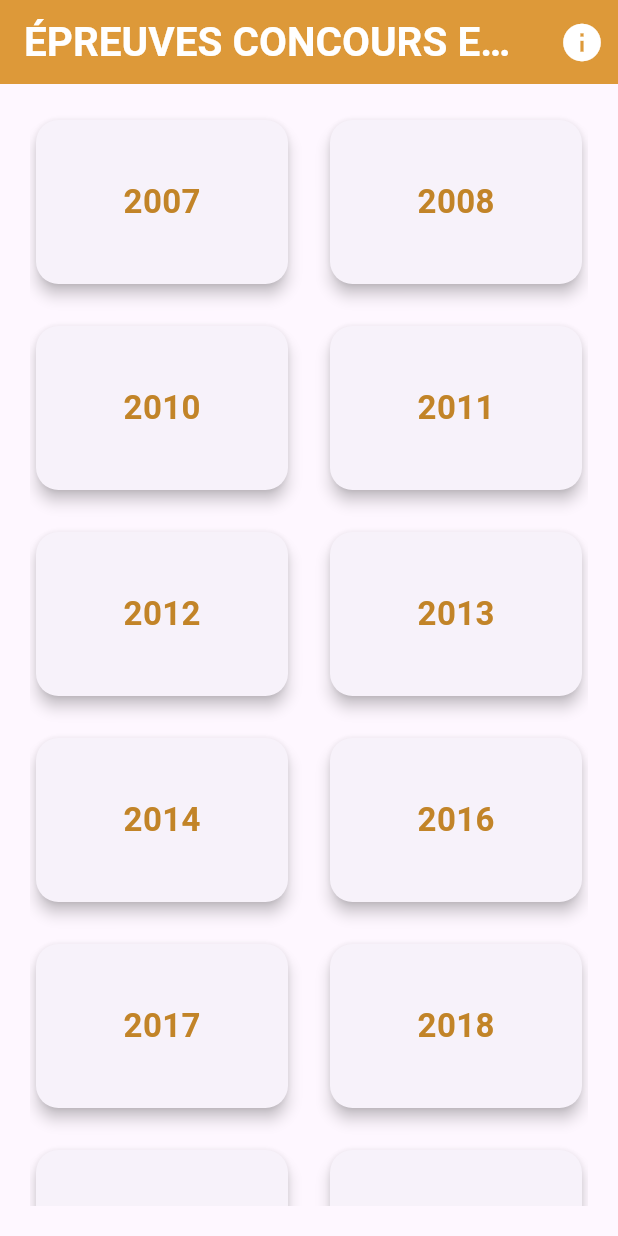
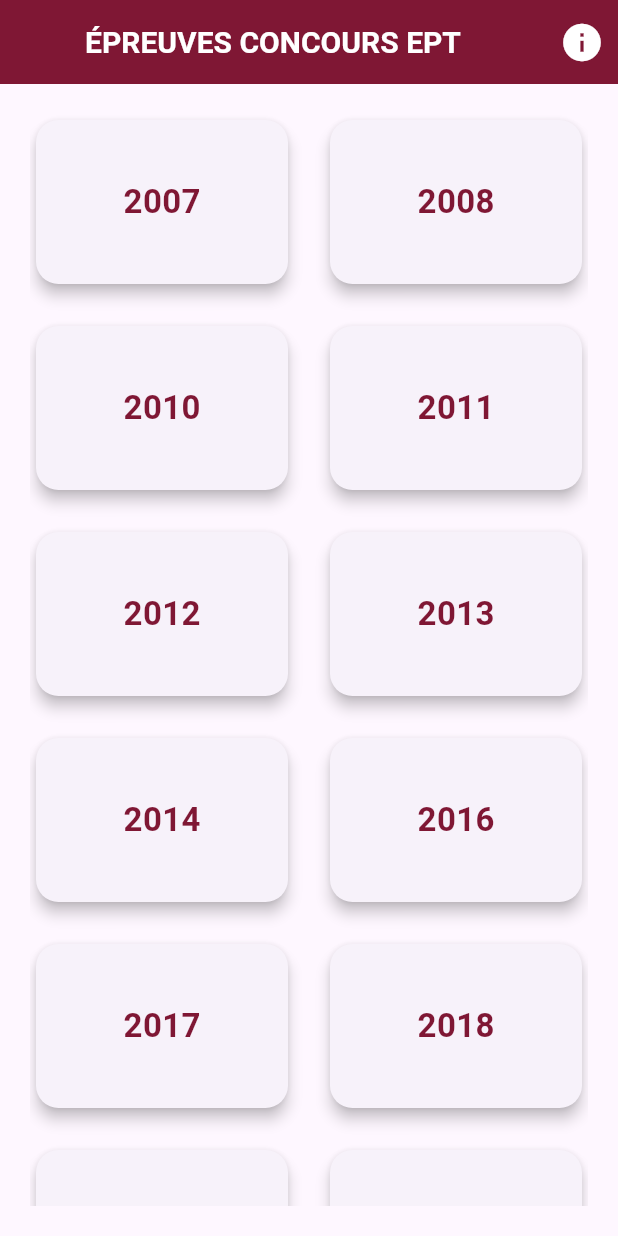
Before and after one commit to cheikhouma/CONCOURS_SN, a Flutter app: the screen it shows after launch, on a phone screen of 412 x 824 dp. Run offline on Flutter 3.47's test engine with Material 3 defaults, Android fonts, the phone set to English and light mode, and no system bars; missing offline and left inert: pdfx; Roboto replaces fonts that are missing (Poppins).

Commit message:
changement de couleur

```diff
--- a/lib/main.dart
+++ b/lib/main.dart
@@ -1,6 +1,6 @@
 // ignore_for_file: prefer_const_constructors
 
-import 'package:ept/pages/homepage.dart';
+import 'package:CONCOURS_SN/pages/homepage.dart';
 import 'package:flutter/material.dart';
 
 void main() {
--- /dev/null
+++ b/lib/pages/constantes.dart
@@ -0,0 +1,4 @@
+import 'package:flutter/material.dart';
+
+
+Color principale_color = Color.fromRGBO(0, 71, 171,1);
--- a/lib/pages/homepage.dart
+++ b/lib/pages/homepage.dart
@@ -1,8 +1,9 @@
 // IGNORE_FOR_FILE: PREFER_CONST_CONSTRUCTORS
 
+import 'package:CONCOURS_SN/pages/constantes.dart';
 import 'package:flutter/material.dart';
-import 'package:ept/pages/infosdev.dart';
-import 'package:ept/pages/pdf_viewer.dart';
+import 'package:CONCOURS_SN/pages/infosdev.dart';
+import 'package:CONCOURS_SN/pages/pdf_viewer.dart';
 
 class HomePage extends StatefulWidget {
   const HomePage({super.key});
@@ -51,13 +52,13 @@ class _HomePageState extends State<HomePage> {
             "ÉPREUVES CONCOURS EPT",
             style: TextStyle(
               fontFamily: "Poppins",
-              fontSize: 27,
+              fontSize: 20,
               fontWeight: FontWeight.w700,
               color: Colors.white,
             ),
           ),
         ),
-        backgroundColor: const Color.fromRGBO(221, 153, 57, 1),
+        backgroundColor: Color.fromRGBO(127, 23, 52, 1),
       ),
       body: Padding(
         padding: const EdgeInsets.symmetric(horizontal: 20.0, vertical: 20),
@@ -107,7 +108,7 @@ class _HomePageState extends State<HomePage> {
                       fontFamily: "Poppins",
                       fontSize: 22,
                       fontWeight: FontWeight.w600,
-                      color: Color.fromRGBO(194, 132, 40, 1),
+                      color: Color.fromRGBO(127, 23, 52, 1),
                     ),
                   ),
                 ),
--- a/lib/pages/pdf_viewer.dart
+++ b/lib/pages/pdf_viewer.dart
@@ -45,10 +45,12 @@ class _PdfViewPageState extends State<PdfViewPage> {
               fontWeight: FontWeight.w500,
               color: Colors.white),
         ),
-        backgroundColor: Color.fromRGBO(221, 153, 57, 1),
+        backgroundColor: Color.fromRGBO(127, 23, 52, 1),
       ),
       body: PdfView(
         controller: _pdfController,
+        scrollDirection: Axis.vertical,
+        backgroundDecoration: BoxDecoration(color: Colors.white),
       ),
     );
   }
--- a/pubspec.yaml
+++ b/pubspec.yaml
@@ -1,4 +1,4 @@
-name: ept
+name: CONCOURS_SN
 description: "A new Flutter project."
 
 publish_to: 'none' # Remove this line if you wish to publish to pub.dev
```
Also changed, not shown: 1 other file.
